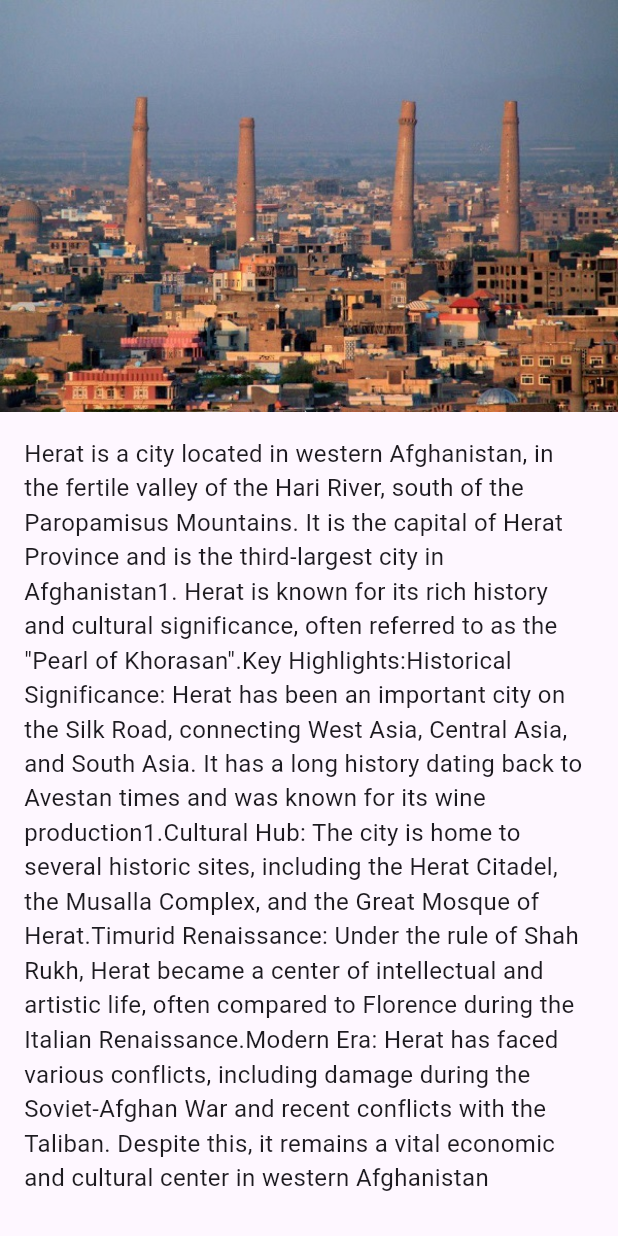
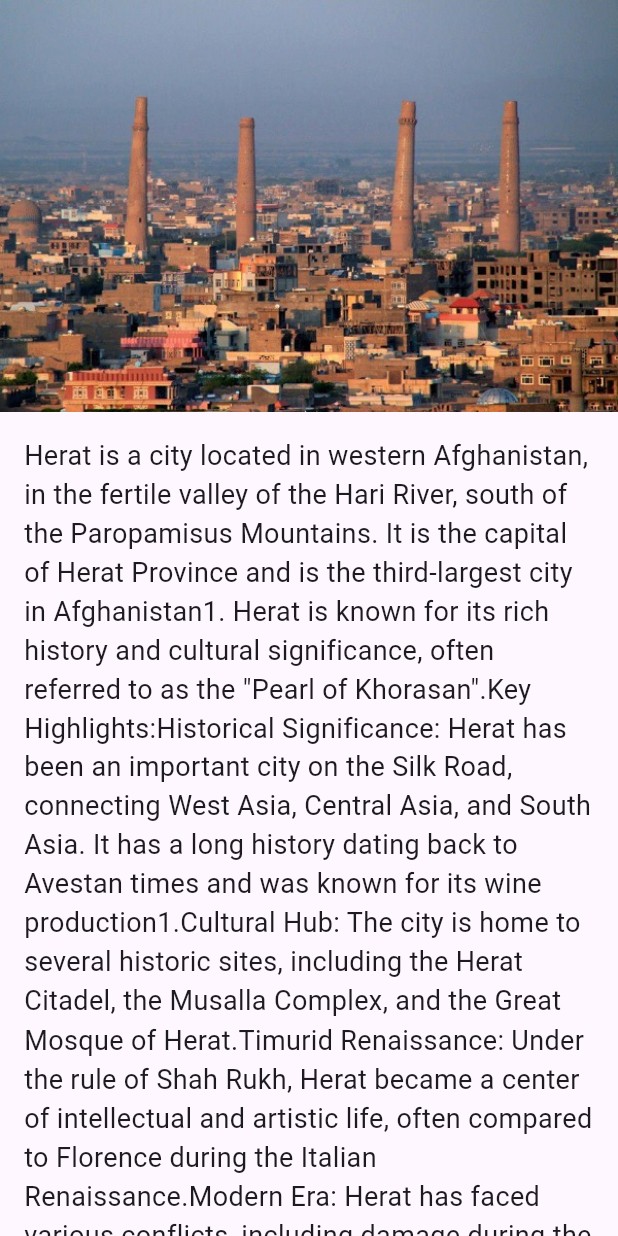
Before and after one commit to Baqeri450/Top_10_provinces, a Flutter app: the MD screen opened directly, on a phone screen of 412 x 824 dp. Run offline on Flutter 3.47's test engine with Material 2 defaults, Android fonts, the phone set to English and light mode, and no system bars; our stand-ins replace share_plus; missing offline and left inert: dart:html.

Commit message:
Update Top_10.dart

```diff
--- a/lib/Top_10.dart
+++ b/lib/Top_10.dart
@@ -352,7 +352,7 @@ class _MDState extends State<MD> {
                 padding: EdgeInsets.all(16.0),
                 child: Text(
                   'Herat is a city located in western Afghanistan, in the fertile valley of the Hari River, south of the Paropamisus Mountains. It is the capital of Herat Province and is the third-largest city in Afghanistan1. Herat is known for its rich history and cultural significance, often referred to as the "Pearl of Khorasan".Key Highlights:Historical Significance: Herat has been an important city on the Silk Road, connecting West Asia, Central Asia, and South Asia. It has a long history dating back to Avestan times and was known for its wine production1.Cultural Hub: The city is home to several historic sites, including the Herat Citadel, the Musalla Complex, and the Great Mosque of Herat.Timurid Renaissance: Under the rule of Shah Rukh, Herat became a center of intellectual and artistic life, often compared to Florence during the Italian Renaissance.Modern Era: Herat has faced various conflicts, including damage during the Soviet-Afghan War and recent conflicts with the Taliban. Despite this, it remains a vital economic and cultural center in western Afghanistan',
-                  style: TextStyle(fontSize: 16),
+                  style: TextStyle(fontSize: 18),
                 ),
               ),
               Center(
```
